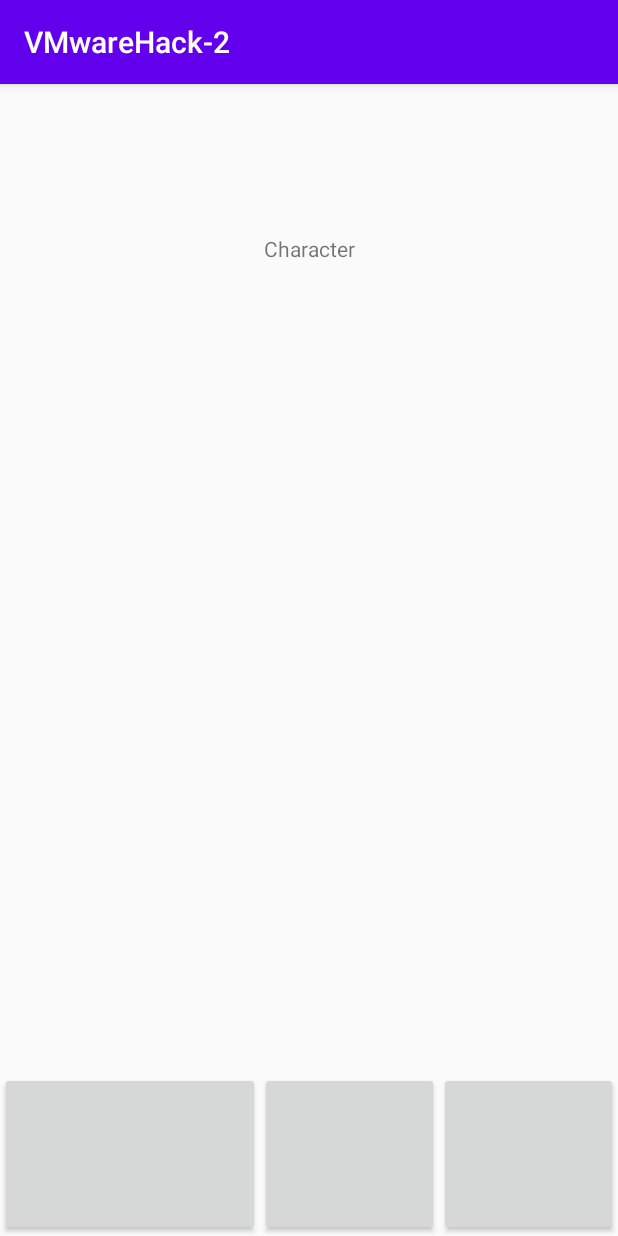
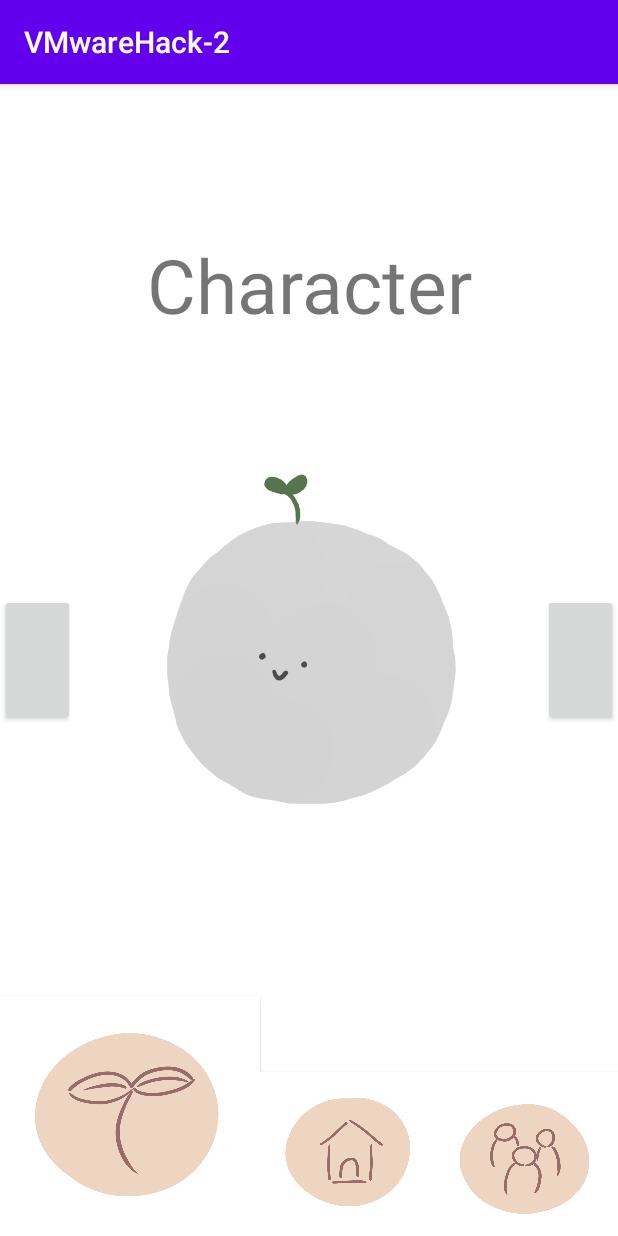
Before and after one commit to eileenchang/VMwareHack-2, an Android app: the Character screen opened directly, with no data from a screen before it, on a phone screen of 412 x 824 dp. Run offline under Robolectric (Android 15) with nearby library versions, the phone set to English and light mode, and no system bars.

Commit message:
OWOOWOWOWOWOWOW MITE MITE

```diff
--- a/app/build.gradle
+++ b/app/build.gradle
@@ -30,6 +30,7 @@ dependencies {
 
     implementation 'com.google.firebase:firebase-analytics:17.4.4'
     implementation 'com.google.firebase:firebase-database:19.3.1'
+    implementation 'androidx.legacy:legacy-support-v4:1.0.0'
     testImplementation 'junit:junit:4.12'
     androidTestImplementation 'androidx.test.ext:junit:1.1.1'
     androidTestImplementation 'androidx.test.espresso:espresso-core:3.2.0'
--- /dev/null
+++ b/app/src/main/java/com/example/vmwarehack_2/character0.java
@@ -0,0 +1,19 @@
+package com.example.vmwarehack_2;
+
+import android.os.Bundle;
+
+import androidx.fragment.app.Fragment;
+
+import android.view.LayoutInflater;
+import android.view.View;
+import android.view.ViewGroup;
+
+public class character0 extends Fragment {
+
+    @Override
+    public View onCreateView(LayoutInflater inflater, ViewGroup container, Bundle savedInstanceState) {
+        View view = inflater.inflate(R.layout.fragment_character0, container, false);
+
+        return view;
+    }
+}
--- /dev/null
+++ b/app/src/main/java/com/example/vmwarehack_2/character1.java
@@ -0,0 +1,19 @@
+package com.example.vmwarehack_2;
+
+        import android.os.Bundle;
+
+        import androidx.fragment.app.Fragment;
+
+        import android.view.LayoutInflater;
+        import android.view.View;
+        import android.view.ViewGroup;
+
+public class character1 extends Fragment {
+
+    @Override
+    public View onCreateView(LayoutInflater inflater, ViewGroup container, Bundle savedInstanceState) {
+        View view = inflater.inflate(R.layout.fragment_character1, container, false);
+
+        return view;
+    }
+}
--- a/app/src/main/res/layout/activity_character.xml
+++ b/app/src/main/res/layout/activity_character.xml
@@ -4,14 +4,17 @@
     xmlns:tools="http://schemas.android.com/tools"
     android:layout_width="match_parent"
     android:layout_height="match_parent"
+    android:background="#FFFFFF"
     tools:context=".Character">
 
     <TextView
         android:id="@+id/textView"
-        android:layout_width="wrap_content"
-        android:layout_height="wrap_content"
+        android:layout_width="217dp"
+        android:layout_height="66dp"
         android:layout_marginTop="100dp"
+        android:gravity="center"
         android:text="Character"
+        android:textSize="50sp"
         app:layout_constraintEnd_toEndOf="parent"
         app:layout_constraintStart_toStartOf="parent"
         app:layout_constraintTop_toTopOf="parent" />
@@ -19,10 +22,16 @@
     <Button
         android:id="@+id/chartochar"
         android:layout_width="0dp"
-        android:layout_height="109dp"
+        android:layout_height="160dp"
         android:layout_marginTop="621dp"
+        android:background="#FFFFFF"
+        android:fadingEdge="none"
+        android:foreground="@drawable/sprout"
+        android:requiresFadingEdge="none"
+        android:visibility="visible"
         app:layout_constraintBottom_toBottomOf="parent"
         app:layout_constraintEnd_toStartOf="@+id/chartohome"
+        app:layout_constraintHorizontal_bias="1.0"
         app:layout_constraintStart_toStartOf="parent"
         app:layout_constraintTop_toTopOf="parent"
         app:layout_constraintVertical_bias="1.0" />
@@ -32,6 +41,9 @@
         android:layout_width="119dp"
         android:layout_height="109dp"
         android:layout_marginTop="621dp"
+        android:background="#FFFFFF"
+        android:foreground="@drawable/housemaybe"
+        android:visibility="visible"
         app:layout_constraintBottom_toBottomOf="parent"
         app:layout_constraintEnd_toStartOf="@+id/chartocomm"
         app:layout_constraintTop_toTopOf="parent"
@@ -42,9 +54,37 @@
         android:layout_width="119dp"
         android:layout_height="109dp"
         android:layout_marginTop="621dp"
+        android:background="#FFFFFF"
+        android:foreground="@drawable/commmembs"
         app:layout_constraintBottom_toBottomOf="parent"
         app:layout_constraintEnd_toEndOf="parent"
         app:layout_constraintTop_toTopOf="parent"
         app:layout_constraintVertical_bias="1.0" />
 
+    <Button
+        android:id="@+id/back"
+        android:layout_width="50dp"
+        android:layout_height="88dp"
+        app:layout_constraintBottom_toBottomOf="parent"
+        app:layout_constraintStart_toStartOf="parent"
+        app:layout_constraintTop_toTopOf="parent" />
+
+    <Button
+        android:id="@+id/ford"
+        android:layout_width="50dp"
+        android:layout_height="88dp"
+        app:layout_constraintBottom_toBottomOf="parent"
+        app:layout_constraintEnd_toEndOf="parent"
+        app:layout_constraintTop_toTopOf="parent" />
+
+    <fragment
+        android:name="com.example.vmwarehack_2.character0"
+        android:id="@+id/fragment_container"
+        android:layout_width="0dp"
+        android:layout_height="0dp"
+        app:layout_constraintBottom_toTopOf="@+id/chartochar"
+        app:layout_constraintEnd_toEndOf="parent"
+        app:layout_constraintStart_toStartOf="parent"
+        app:layout_constraintTop_toBottomOf="@+id/textView"
+        tools:layout="@layout/fragment_character0" />
 </androidx.constraintlayout.widget.ConstraintLayout>
--- /dev/null
+++ b/app/src/main/res/layout/fragment_character0.xml
@@ -0,0 +1,6 @@
+<?xml version="1.0" encoding="utf-8"?>
+<FrameLayout xmlns:android="http://schemas.android.com/apk/res/android"
+    xmlns:tools="http://schemas.android.com/tools"
+    android:layout_width="match_parent"
+    android:layout_height="match_parent"
+    tools:context=".character0"/>
--- /dev/null
+++ b/app/src/main/res/layout/fragment_character1.xml
@@ -0,0 +1,14 @@
+<?xml version="1.0" encoding="utf-8"?>
+<FrameLayout xmlns:android="http://schemas.android.com/apk/res/android"
+    xmlns:app="http://schemas.android.com/apk/res-auto"
+    xmlns:tools="http://schemas.android.com/tools"
+    android:layout_width="match_parent"
+    android:layout_height="match_parent"
+    tools:context=".character1">
+
+    <ImageView
+        android:id="@+id/imageView2"
+        android:layout_width="wrap_content"
+        android:layout_height="wrap_content"
+        android:src="@drawable/blob" />
+</FrameLayout>
--- a/app/src/main/res/values/strings.xml
+++ b/app/src/main/res/values/strings.xml
@@ -4,4 +4,6 @@
     <string name="community">community</string>
     <string name="sendMessage">message...</string>
     <string name="sendButton">send</string>
+    <!-- TODO: Remove or change this placeholder text -->
+    <string name="hello_blank_fragment">Hello blank fragment</string>
 </resources>
```
Also changed, not shown: app/src/main/java/com/example/vmwarehack_2/Character.java (+62 -1 lines), app/src/main/java/com/example/vmwarehack_2/character2.java (added, +19 -0 lines), app/src/main/java/com/example/vmwarehack_2/character3.java (added, +19 -0 lines), app/src/main/res/layout/activity_community.xml (+7 -1 lines), app/src/main/res/layout/fragment_character2.xml (added, +14 -0 lines), app/src/main/res/layout/fragment_character3.xml (added, +14 -0 lines).
